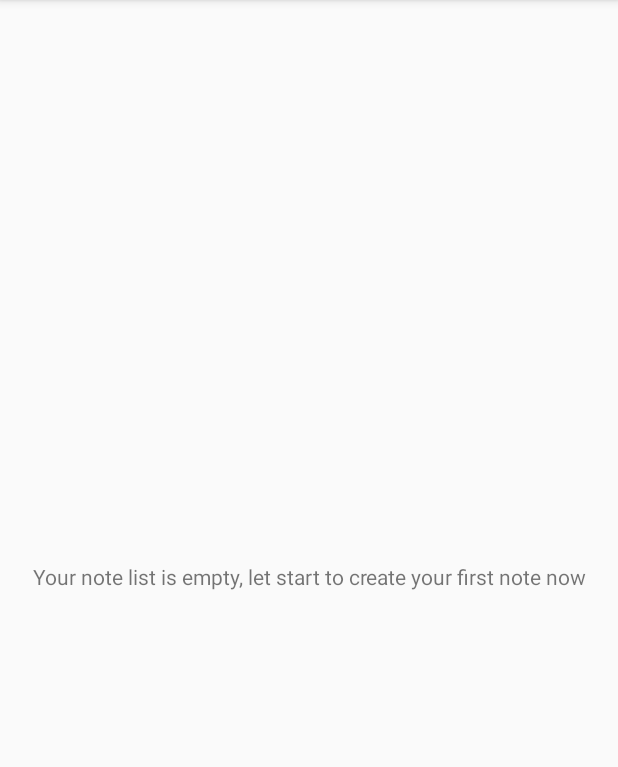
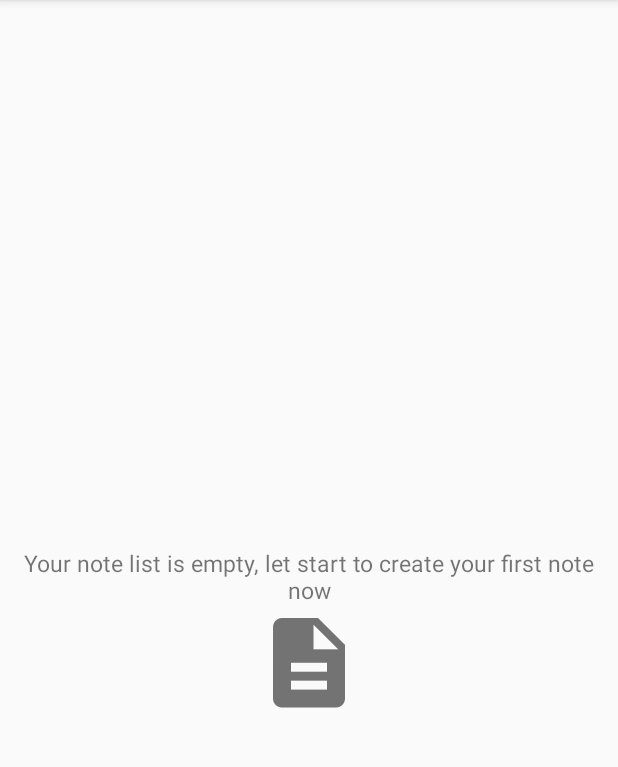
Before and after one commit to YellowCodeBooks/TourNote, an Android app: the screen it shows after launch (MainActivity), on a phone screen of 412 x 824 dp, the part 84-851 px from its top. Run offline under Robolectric (Android 15) with nearby library versions, the phone set to English and light mode, and no system bars.

Commit message:
Add ImageView & modify TextView

```diff
--- a/TourNote/app/src/main/res/layout/activity_main.xml
+++ b/TourNote/app/src/main/res/layout/activity_main.xml
@@ -7,13 +7,34 @@
     tools:context=".MainActivity">
 
     <TextView
-        android:layout_width="wrap_content"
+        android:id="@+id/activity_main_tv_empty"
+        android:layout_width="0dp"
         android:layout_height="wrap_content"
+        android:layout_marginLeft="8dp"
+        android:layout_marginTop="8dp"
+        android:layout_marginRight="8dp"
+        android:layout_marginBottom="8dp"
         android:gravity="center"
         android:text="@string/empty_note"
+        android:textSize="15sp"
         app:layout_constraintBottom_toBottomOf="parent"
         app:layout_constraintLeft_toLeftOf="parent"
         app:layout_constraintRight_toRightOf="parent"
         app:layout_constraintTop_toTopOf="parent" />
 
+    <ImageView
+        android:id="@+id/imageView"
+        android:layout_width="60dp"
+        android:layout_height="60dp"
+        android:layout_marginStart="8dp"
+        android:layout_marginLeft="8dp"
+        android:layout_marginTop="8dp"
+        android:layout_marginEnd="8dp"
+        android:layout_marginRight="8dp"
+        android:scaleType="fitCenter"
+        app:layout_constraintEnd_toEndOf="parent"
+        app:layout_constraintStart_toStartOf="parent"
+        app:layout_constraintTop_toBottomOf="@+id/activity_main_tv_empty"
+        app:srcCompat="@drawable/empty_note" />
+
 </android.support.constraint.ConstraintLayout>
```
Also changed, not shown: TourNote/app/src/main/res/drawable-hdpi/empty_note.png (added), TourNote/app/src/main/res/drawable-mdpi/empty_note.png (added), TourNote/app/src/main/res/drawable-xhdpi/empty_note.png (added), TourNote/app/src/main/res/drawable-xxhdpi/empty_note.png (added), TourNote/app/src/main/res/drawable-xxxhdpi/empty_note.png (added).
